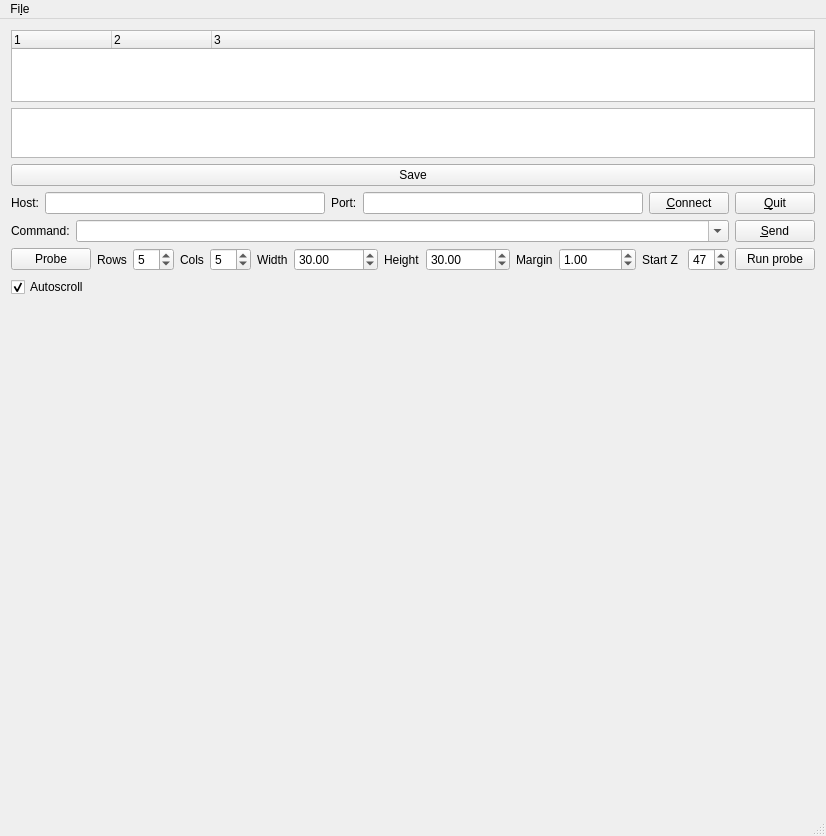
Before: the Qt Designer form hc/ui/probe/mainwindow.ui in hackerspace/hacked_cnc, drawn with Qt 5.
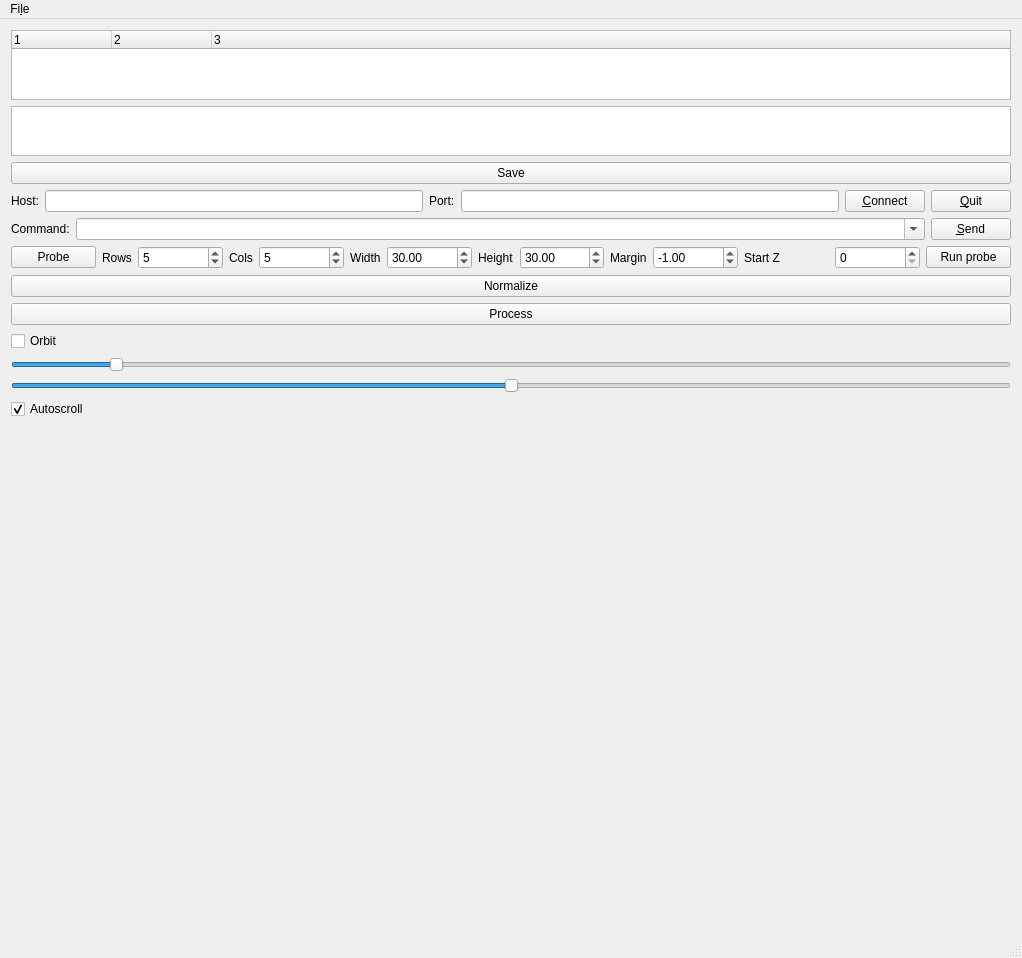
After: the same form once the commit is applied. Custom widgets are drawn as their Qt base class.

Commit message: probing: normalize, process, scaling sliders

Patch:
```diff
--- a/hc/ui/probe/mainwindow.ui
+++ b/hc/ui/probe/mainwindow.ui
@@ -6,8 +6,8 @@
    <rect>
     <x>0</x>
     <y>0</y>
-    <width>826</width>
-    <height>836</height>
+    <width>1022</width>
+    <height>932</height>
    </rect>
   </property>
   <property name="windowTitle">
@@ -181,6 +181,9 @@
           <verstretch>0</verstretch>
          </sizepolicy>
         </property>
+        <property name="maximum">
+         <number>99999999</number>
+        </property>
         <property name="value">
          <number>5</number>
         </property>
@@ -201,6 +204,9 @@
       </item>
       <item>
        <widget class="QSpinBox" name="probe_cols">
+        <property name="maximum">
+         <number>9999999</number>
+        </property>
         <property name="value">
          <number>5</number>
         </property>
@@ -267,11 +273,14 @@
       </item>
       <item>
        <widget class="QDoubleSpinBox" name="probe_margin">
+        <property name="minimum">
+         <double>-99999.000000000000000</double>
+        </property>
         <property name="maximum">
          <double>99999.990000000005239</double>
         </property>
         <property name="value">
-         <double>1.000000000000000</double>
+         <double>-1.000000000000000</double>
         </property>
        </widget>
       </item>
@@ -285,7 +294,7 @@
       <item>
        <widget class="QSpinBox" name="probe_start_z">
         <property name="value">
-         <number>47</number>
+         <number>0</number>
         </property>
        </widget>
       </item>
@@ -298,6 +307,56 @@
       </item>
      </layout>
     </item>
+    <item>
+     <widget class="QPushButton" name="normalize">
+      <property name="text">
+       <string>Normalize</string>
+      </property>
+     </widget>
+    </item>
+    <item>
+     <widget class="QPushButton" name="process">
+      <property name="text">
+       <string>Process</string>
+      </property>
+     </widget>
+    </item>
+    <item>
+     <widget class="QCheckBox" name="orbit">
+      <property name="text">
+       <string>Orbit</string>
+      </property>
+     </widget>
+    </item>
+    <item>
+     <widget class="QSlider" name="exaslider">
+      <property name="minimum">
+       <number>1</number>
+      </property>
+      <property name="maximum">
+       <number>1000</number>
+      </property>
+      <property name="sliderPosition">
+       <number>100</number>
+      </property>
+      <property name="orientation">
+       <enum>Qt::Horizontal</enum>
+      </property>
+     </widget>
+    </item>
+    <item>
+     <widget class="QSlider" name="offsetslider">
+      <property name="minimum">
+       <number>-1000</number>
+      </property>
+      <property name="maximum">
+       <number>1000</number>
+      </property>
+      <property name="orientation">
+       <enum>Qt::Horizontal</enum>
+      </property>
+     </widget>
+    </item>
     <item>
      <widget class="QCheckBox" name="autoscroll">
       <property name="text">
@@ -325,7 +384,7 @@
     <rect>
      <x>0</x>
      <y>0</y>
-     <width>826</width>
+     <width>1022</width>
      <height>19</height>
     </rect>
    </property>
```
The commit also changes 1 other file.
